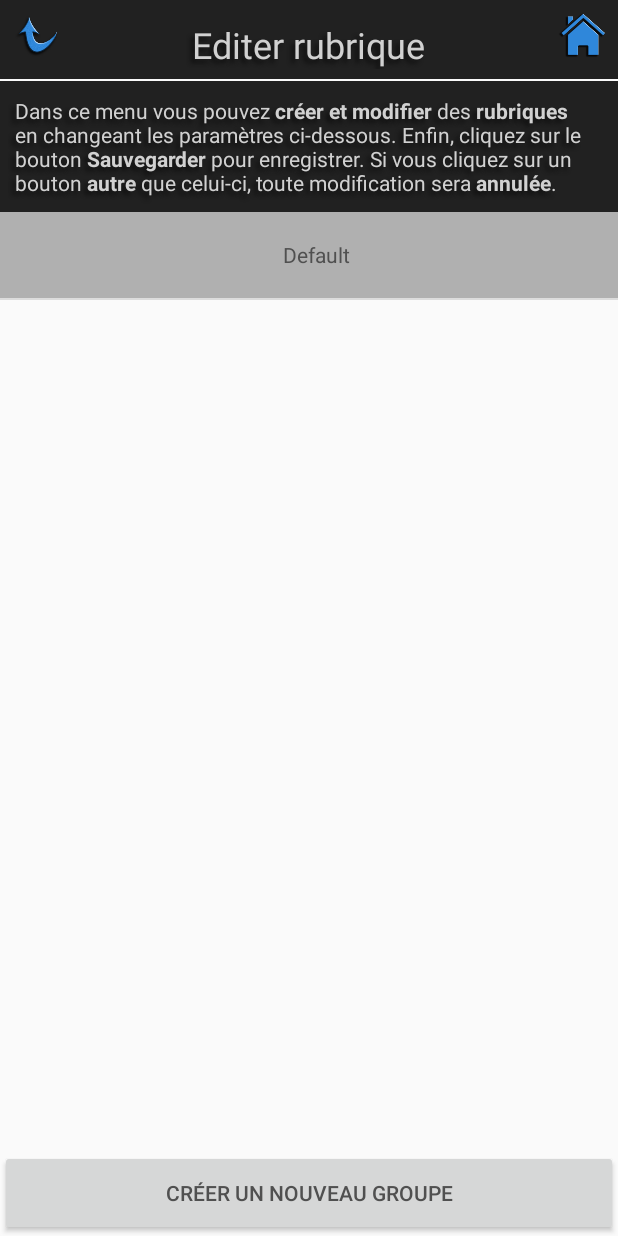
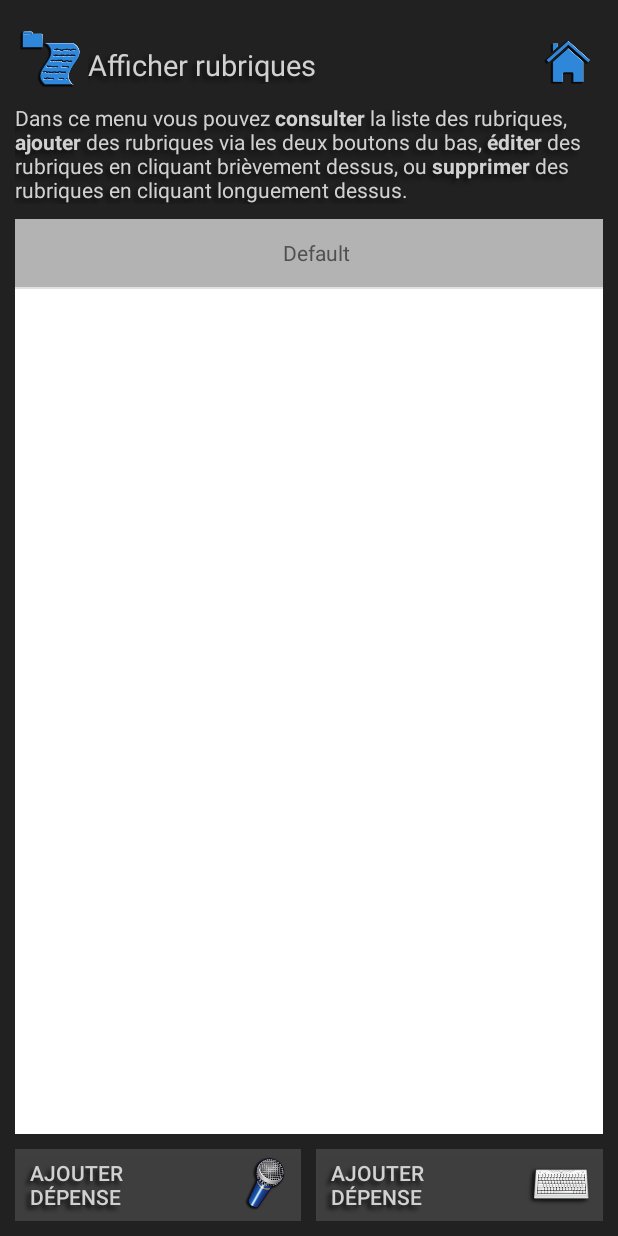
Before and after one commit to soywod/DeepAnse, an Android app: the ViewGroup screen opened directly, with no data from a screen before it, on a phone screen of 412 x 824 dp. Run offline under Robolectric (Android 15) with nearby library versions, the phone set to English and light mode, and no system bars.

Commit message:
Modif mineure layout
Modification événements ajout dépense par oral et par écrit

```diff
--- a/app/src/main/java/fr/deepanse/soywod/deepanse/activity/ViewByDay.java
+++ b/app/src/main/java/fr/deepanse/soywod/deepanse/activity/ViewByDay.java
@@ -62,7 +62,10 @@ public class ViewByDay extends fr.deepanse.soywod.deepanse.activity.DeepAnse {
 
             @Override
             public void onItemClick(AdapterView<?> parent, View view, final int position, long id) {
-                startActivity(new Intent(ViewByDay.this, EditDeepAnse.class));
+                Intent intent = new Intent(ViewByDay.this, EditDeepAnse.class);
+                intent.putExtra("new_deepanse", false);
+                intent.putExtra("amount", arrayDeepAnse.get(position).getAmount());
+                startActivityForResult(intent, RESULT_ADD_DEEPANSE_BY_HAND);
             }
         });
     }
--- a/app/src/main/res/layout/activity_globalview.xml
+++ b/app/src/main/res/layout/activity_globalview.xml
@@ -74,14 +74,14 @@
                 android:id="@+id/button_add_deepanse_by_voice"
                 android:drawableRight="@drawable/micro"
                 android:drawableEnd="@drawable/micro"
-                android:text="@string/button_add_deepanse"
+                android:text="@string/add_deepanse"
                 android:onClick="eventAddDeepanseByVoice" />
 
             <Button style="@style/ViewButtonBot"
                 android:id="@+id/button_add_deepanse_by_keyboard"
                 android:drawableRight="@drawable/keyboard"
                 android:drawableEnd="@drawable/keyboard"
-                android:text="@string/button_add_deepanse"
+                android:text="@string/add_deepanse"
                 android:onClick="eventAddDeepanseByKeyboard" />
 
             <TextView style="@style/ViewTextBot"
--- a/app/src/main/res/layout/activity_view_by_day.xml
+++ b/app/src/main/res/layout/activity_view_by_day.xml
@@ -93,7 +93,7 @@
                 android:layout_marginEnd="10dp"
                 android:paddingLeft="10dp"
                 android:gravity="start|center_vertical"
-                android:text="@string/button_add_deepanse"
+                android:text="@string/view_deepanse_add"
                 android:onClick="eventAddDeepanseByVoice" />
 
             <Button style="@style/Button"
@@ -106,8 +106,8 @@
                 android:layout_marginRight="10dp"
                 android:layout_marginEnd="10dp"
                 android:gravity="start|center_vertical"
-                android:text="@string/button_add_deepanse"
-                android:onClick="eventAddDeepanseByKeyboard" />
+                android:text="@string/view_deepanse_add"
+                android:onClick="eventAddDeepanseByHand" />
 
             <TextView style="@style/Text"
                 android:gravity="center"
--- a/app/src/main/res/layout/activity_view_by_month.xml
+++ b/app/src/main/res/layout/activity_view_by_month.xml
@@ -93,7 +93,7 @@
                 android:layout_marginEnd="10dp"
                 android:paddingLeft="10dp"
                 android:gravity="start|center_vertical"
-                android:text="@string/button_add_deepanse"
+                android:text="@string/view_deepanse_add"
                 android:onClick="eventAddDeepanseByVoice" />
 
             <Button style="@style/Button"
@@ -106,8 +106,8 @@
                 android:layout_marginRight="10dp"
                 android:layout_marginEnd="10dp"
                 android:gravity="start|center_vertical"
-                android:text="@string/button_add_deepanse"
-                android:onClick="eventAddDeepanseByKeyboard" />
+                android:text="@string/view_deepanse_add"
+                android:onClick="eventAddDeepanseByHand" />
 
             <TextView style="@style/Text"
                 android:gravity="center"
--- a/app/src/main/res/layout/activity_view_by_year.xml
+++ b/app/src/main/res/layout/activity_view_by_year.xml
@@ -94,7 +94,7 @@
                 android:layout_marginEnd="10dp"
                 android:paddingLeft="10dp"
                 android:gravity="start|center_vertical"
-                android:text="@string/button_add_deepanse"
+                android:text="@string/view_deepanse_add"
                 android:onClick="eventAddDeepanseByVoice" />
 
             <Button style="@style/Button"
@@ -107,8 +107,8 @@
                 android:layout_marginRight="10dp"
                 android:layout_marginEnd="10dp"
                 android:gravity="start|center_vertical"
-                android:text="@string/button_add_deepanse"
-                android:onClick="eventAddDeepanseByKeyboard" />
+                android:text="@string/view_deepanse_add"
+                android:onClick="eventAddDeepanseByHand" />
 
             <TextView style="@style/Text"
                 android:gravity="center"
--- a/app/src/main/res/layout/activity_view_group.xml
+++ b/app/src/main/res/layout/activity_view_group.xml
@@ -1,3 +1,90 @@
+<RelativeLayout xmlns:android="http://schemas.android.com/apk/res/android"
+    android:layout_width="match_parent"
+    android:layout_height="match_parent"
+    android:padding="10dp"
+    android:background="@drawable/background">
+
+    <TableLayout
+        android:layout_width="fill_parent"
+        android:layout_height="wrap_content"
+        android:layout_alignParentLeft="true"
+        android:layout_alignParentStart="true"
+        android:layout_alignParentRight="true"
+        android:layout_alignParentEnd="true"
+        android:id="@+id/tableLayout">
+
+        <TableRow>
+            <TextView style="@style/Title"
+                android:drawableLeft="@drawable/view_group"
+                android:drawableStart="@drawable/view_group" />
+
+            <TextView style="@style/Title"
+                android:layout_weight="6"
+                android:textSize="19sp"
+                android:text="@string/view_group" />
+
+            <Button style="@style/HomeButton"
+                android:drawableRight="@drawable/home"
+                android:drawableEnd="@drawable/home"
+                android:onClick="eventHome" />
+        </TableRow>
+
+        <TableRow>
+            <TextView style="@style/Text" android:text="@string/view_group_desc" />
+        </TableRow>
+    </TableLayout>
+
+    <ListView android:layout_marginTop="10dp"
+        android:id="@+id/listview"
+        android:background="#FFF"
+        android:layout_width="fill_parent"
+        android:layout_height="fill_parent"
+        android:choiceMode="singleChoice"
+        android:layout_alignParentLeft="true"
+        android:layout_alignParentStart="true"
+        android:layout_alignParentRight="true"
+        android:layout_alignParentEnd="true"
+        android:layout_below="@+id/tableLayout"
+        android:layout_above="@+id/layout_bot"
+        android:scrollbars="vertical"
+        android:fadeScrollbars="false" />
+
+    <TableLayout android:layout_marginTop="10dp"
+        android:id="@+id/layout_bot"
+        android:layout_width="fill_parent"
+        android:layout_height="wrap_content"
+        android:layout_alignParentLeft="true"
+        android:layout_alignParentStart="true"
+        android:layout_alignParentRight="true"
+        android:layout_alignParentEnd="true"
+        android:layout_alignParentBottom="true">
+
+        <TableRow>
+            <Button style="@style/Button"
+                android:id="@+id/buttonAddGroupByVoice"
+                android:drawableRight="@drawable/micro"
+                android:drawableEnd="@drawable/micro"
+                android:layout_marginRight="10dp"
+                android:layout_marginEnd="10dp"
+                android:paddingLeft="10dp"
+                android:gravity="start|center_vertical"
+                android:text="@string/view_deepanse_add"
+                android:onClick="eventAddDeepanseByVoice" />
+
+            <Button style="@style/Button"
+                android:id="@+id/buttonAddGroupByHand"
+                android:paddingLeft="10dp"
+                android:paddingRight="5dp"
+                android:drawableRight="@drawable/keyboard"
+                android:drawableEnd="@drawable/keyboard"
+                android:gravity="start|center_vertical"
+                android:text="@string/view_deepanse_add"
+                android:onClick="eventAddDeepanseByHand" />
+        </TableRow>
+    </TableLayout>
+</RelativeLayout>
+
+<!--
 <RelativeLayout xmlns:android="http://schemas.android.com/apk/res/android"
     android:layout_width="match_parent"
     android:layout_height="match_parent">
@@ -68,3 +155,4 @@
         android:layout_alignParentEnd="true" />
 
 </RelativeLayout>
+-->
--- a/app/src/main/res/layout/activity_view_group_listview.xml
+++ b/app/src/main/res/layout/activity_view_group_listview.xml
@@ -8,7 +8,7 @@
     <TextView
         android:id="@+id/text_group"
         android:layout_width="fill_parent"
-        android:layout_height="57dp"
+        android:layout_height="45dp"
         android:paddingLeft="10dp"
         android:textAppearance="?android:attr/textAppearanceMedium"
         android:gravity="center" />
--- a/app/src/main/res/values/strings.xml
+++ b/app/src/main/res/values/strings.xml
@@ -37,6 +37,9 @@
     <string name="view_deepanse_view_by_day_desc">Dans ce menu vous pouvez consulter la liste des dépenses triées par jour. Vous pouvez utiliser les flèches gauche et droite pour changer de jour, et la flèche de rabattement pour passer en affichage par mois. Vous pouvez également ajouter des dépenses via les deux boutons du bas.</string>
     <string name="view_deepanse_view_by_month_desc">Dans ce menu vous pouvez consulter la liste des dépenses triées par mois. Vous pouvez utiliser les flèches gauche et droite pour changer de mois, et la flèche de rabattement pour passer en affichage par année. Vous pouvez également ajouter des dépenses via les deux boutons du bas.</string>
     <string name="view_deepanse_view_by_year_desc">Dans ce menu vous pouvez consulter la liste des dépenses triées par année. Vous pouvez utiliser les flèches gauche et droite pour changer de mois, et la flèche de rabattement pour revenir dans le menu principal. Vous pouvez également ajouter des dépenses via les deux boutons du bas.</string>
+    <string name="view_group_desc">Dans ce menu vous pouvez <b>consulter</b> la liste des rubriques, <b>ajouter</b> des rubriques via les deux boutons du bas, <b>éditer</b> des rubriques en cliquant brièvement dessus, ou <b>supprimer</b> des rubriques en cliquant longuement dessus.</string>
+    <string name="view_group">Afficher rubriques</string>
+    <string name="view_deepanse_add">Ajouter\ndépense</string>
 
     <string name="arrow_left">&lt;</string>
     <string name="arrow_right">&gt;</string>
@@ -53,7 +56,7 @@
     <string name="prompt_add_deepanse">Dictez maintenant votre nouvelle dépense [date] [groupe] [commentaire] montant</string>
     <string name="prompt_del_deepanse">Voulez-vous vraiment supprimer cette dépense ?</string>
 
-    <string name="button_add_deepanse">Ajouter\ndépense</string>
+
 
     <string name="total">Total :</string>
     <string name="date">Date :</string>
```
Also changed, not shown: app/src/main/java/fr/deepanse/soywod/deepanse/activity/DeepAnse.java (+10 -3 lines).
